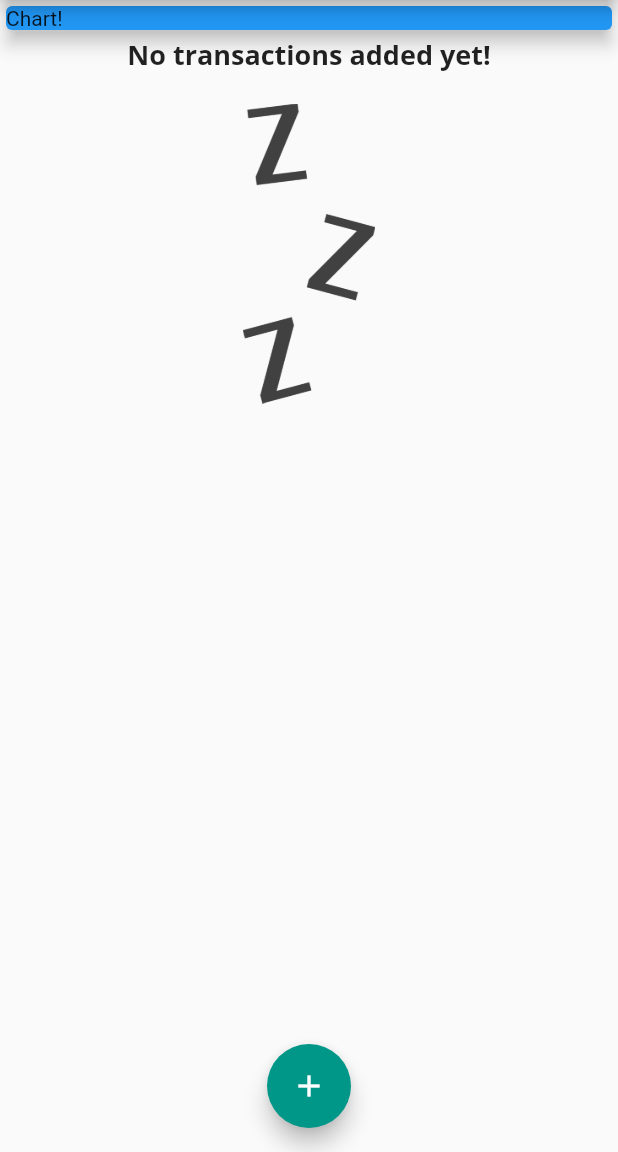
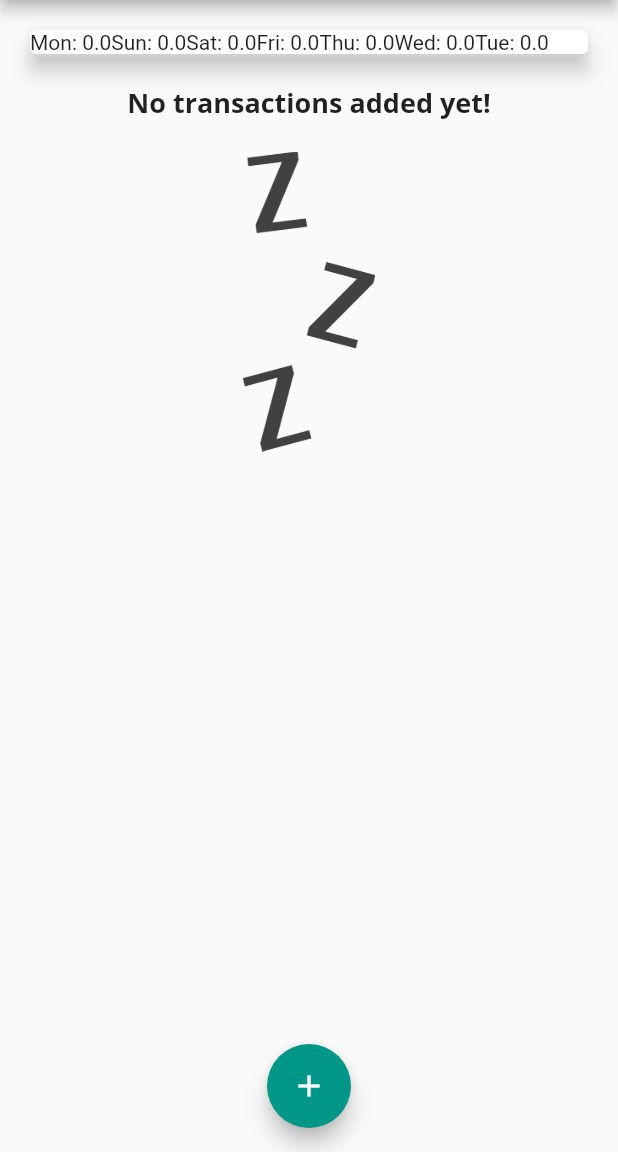
Before and after one commit to Adam-Ozbayraktar/personal_expenses_app, a Flutter app: the screen it shows after launch, on a phone screen of 412 x 824 dp, the part 84-1236 px from its top. Run offline on Flutter 3.47's test engine with Material 2 defaults, Android fonts, the phone set to English and light mode, and no system bars.

Commit message:
Testing chart output

```diff
--- a/lib/main.dart
+++ b/lib/main.dart
@@ -2,6 +2,7 @@ import 'package:flutter/material.dart';
 
 import './widgets/new_transactions.dart';
 import './widgets/transaction_list.dart';
+import './widgets/chart.dart';
 import './models/transaction.dart';
 
 void main() => runApp(MyApp());
@@ -59,6 +60,16 @@ class _MyHomePageState extends State<MyHomePage> {
     // ),
   ];
 
+  List<Transaction> get _recentTransactions {
+    return _userTransactions.where((tx) {
+      return tx.date.isAfter(
+        DateTime.now().subtract(
+          Duration(days: 7),
+        ),
+      );
+    }).toList();
+  }
+
   void _addNewTransaction(String txTitle, double txAmount) {
     final newTx = Transaction(
       title: txTitle,
@@ -97,14 +108,7 @@ class _MyHomePageState extends State<MyHomePage> {
         child: Column(
           crossAxisAlignment: CrossAxisAlignment.stretch,
           children: <Widget>[
-            Container(
-              width: double.infinity,
-              child: Card(
-                color: Colors.blue,
-                child: Text('Chart!'),
-                elevation: 5,
-              ),
-            ),
+            Chart(_recentTransactions),
             TransactionList(_userTransactions),
           ],
         ),
--- /dev/null
+++ b/lib/widgets/chart.dart
@@ -0,0 +1,45 @@
+import 'package:flutter/material.dart';
+import 'package:intl/intl.dart';
+
+import '../models/transaction.dart';
+
+class Chart extends StatelessWidget {
+  final List<Transaction> recentTransactions;
+
+  Chart(this.recentTransactions);
+
+  List<Map<String, Object>> get groupedTransactionValues {
+    return List.generate(7, (index) {
+      final weekDay = DateTime.now().subtract(
+        Duration(days: index),
+      );
+      var totalSum = 0.0;
+
+      for (var i = 0; i < recentTransactions.length; i++) {
+        if (recentTransactions[i].date.day == weekDay.day &&
+            recentTransactions[i].date.month == weekDay.month &&
+            recentTransactions[i].date.year == weekDay.year) {
+          totalSum += recentTransactions[i].amount;
+        }
+      }
+
+      return {
+        'day': DateFormat.E().format(weekDay),
+        'amount': totalSum,
+      };
+    });
+  }
+
+  @override
+  Widget build(BuildContext context) {
+    return Card(
+      elevation: 6,
+      margin: EdgeInsets.all(20),
+      child: Row(
+        children: groupedTransactionValues.map((data) {
+          return Text('${data['day']}: ${data['amount']}');
+        }).toList(),
+      ),
+    );
+  }
+}
```
